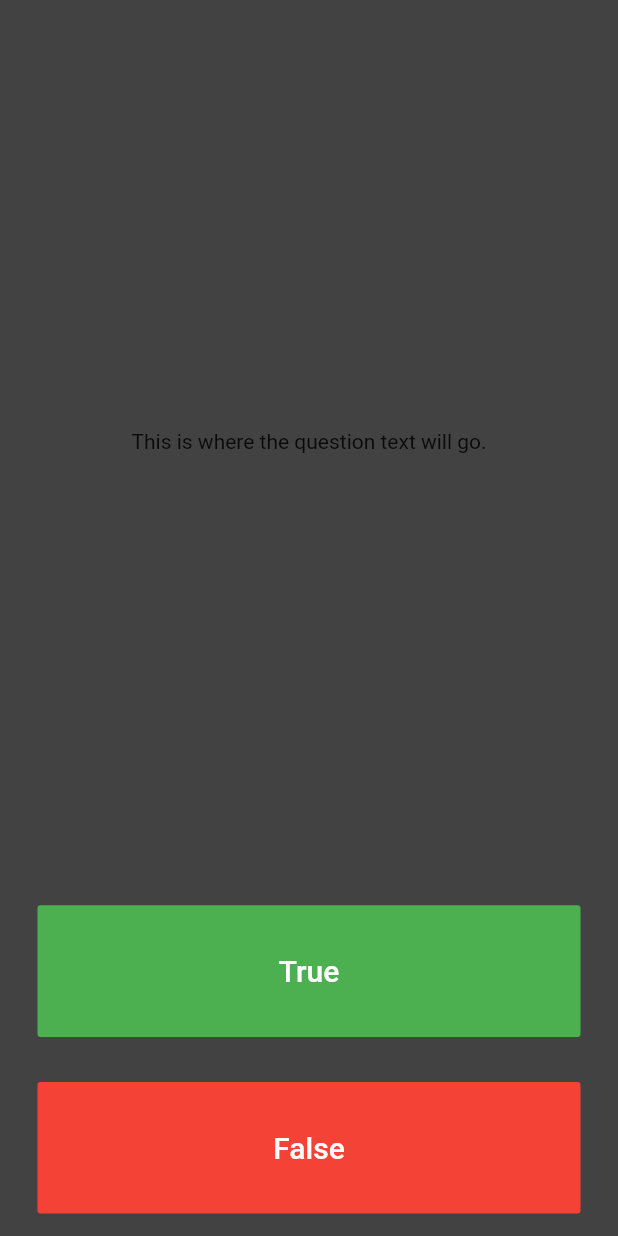
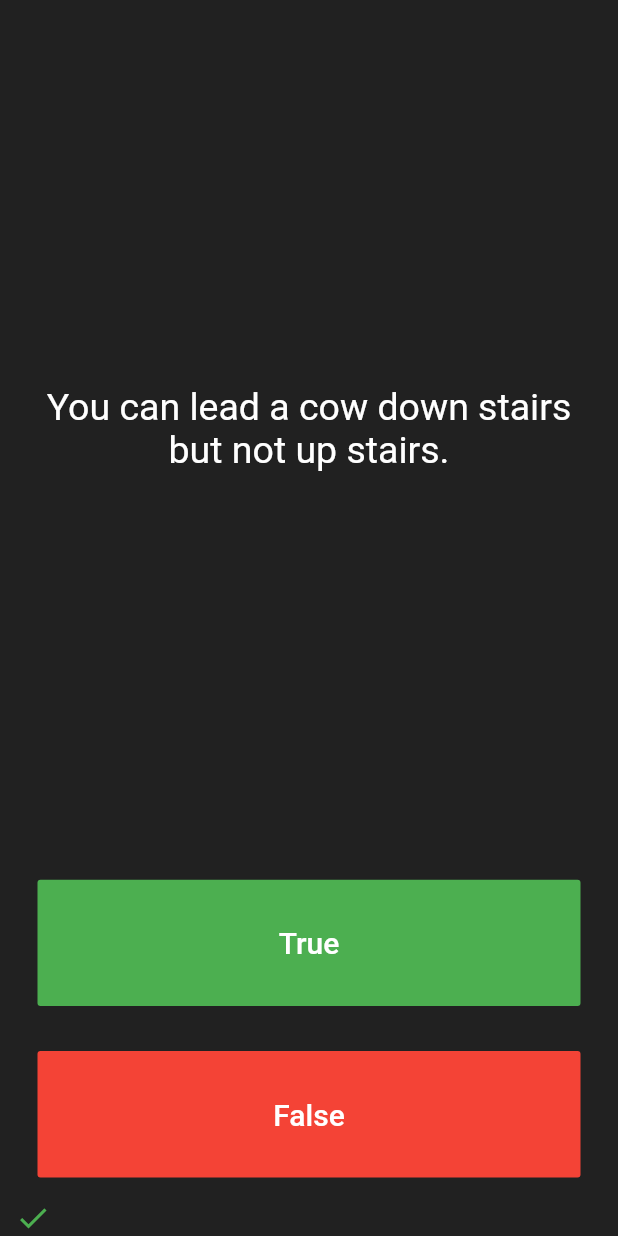
Before and after one commit to Aadil-Alvi-au28/Quizzler_app, a Flutter app: the screen it shows after launch, after a tap on "True", on a phone screen of 412 x 824 dp. Run offline on Flutter 3.47's test engine with Material 2 defaults, Android fonts, the phone set to English and light mode, and no system bars; our stand-ins replace rflutter_alert.

Commit message:
Update main.dart

```diff
--- a/lib/main.dart
+++ b/lib/main.dart
@@ -6,12 +6,13 @@ import 'quiz_brain.dart';
 QuizBrain quizBrain = QuizBrain();
 
 void main() => runApp(Quizzler());
+
 class Quizzler extends StatelessWidget {
   @override
   Widget build(BuildContext context) {
     return MaterialApp(
       home: Scaffold(
-        backgroundColor: Colors.grey.shade800,
+        backgroundColor: Colors.grey.shade900,
         body: SafeArea(
           child: Padding(
             padding: EdgeInsets.symmetric(horizontal: 10.0),
@@ -87,30 +88,13 @@ class _QuizPageState extends State<QuizPage> {
             padding: EdgeInsets.all(10.0),
             child: Center(
               child: Text(
-                'This is where the question text will go.',
+                quizBrain.getQuestionText(),
                 textAlign: TextAlign.center,
-                ),
-              ),
-            ),
-
-        ),
-        Expanded(
-            child: Padding(
-              padding: EdgeInsets.all(15.0),
-              child: FlatButton(
-                textColor: Colors.white,
-                  color: Colors.green,
-                  child : Text(
-                    'True',
                 style: TextStyle(
-                      fontSize: 20.0,
+                  fontSize: 25.0,
                   color: Colors.white,
                 ),
               ),
-                  onPressed:() {
-                    //The user picked True.
-                    checkAnswer(true);
-                   }
             ),
           ),
         ),
@@ -119,22 +103,50 @@ class _QuizPageState extends State<QuizPage> {
             padding: EdgeInsets.all(15.0),
             child: FlatButton(
               textColor: Colors.white,
+              color: Colors.green,
+              child: Text(
+                'True',
+                style: TextStyle(
+                  color: Colors.white,
+                  fontSize: 20.0,
+                ),
+              ),
+              onPressed: () {
+                //The user picked true.
+                checkAnswer(true);
+              },
+            ),
+          ),
+        ),
+        Expanded(
+          child: Padding(
+            padding: EdgeInsets.all(15.0),
+            child: FlatButton(
               color: Colors.red,
-                child : Text(
+              child: Text(
                 'False',
                 style: TextStyle(
                   fontSize: 20.0,
                   color: Colors.white,
                 ),
               ),
-                onPressed:() {
-                  //The user picked False.
+              onPressed: () {
+                //The user picked false.
                 checkAnswer(false);
-                }
+              },
             ),
           ),
         ),
+        Row(
+          children: scoreKeeper,
+        )
       ],
     );
   }
 }
+
+/*
+question1: 'You can lead a cow down stairs but not up stairs.', false,
+question2: 'Approximately one quarter of human bones are in the feet.', true,
+question3: 'A slug\'s blood is green.', true,
+*/
```
Lines whose indentation alone changed are shown as unchanged.
